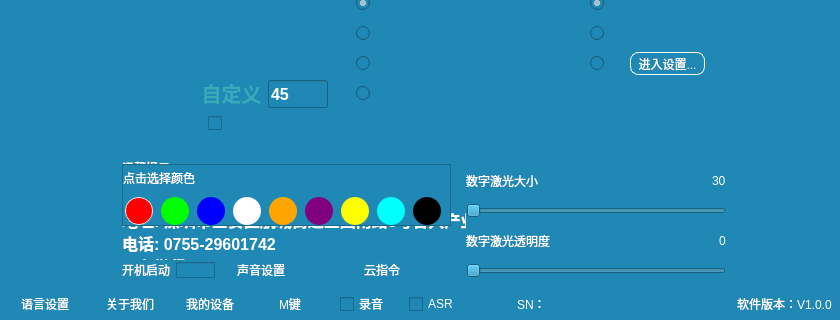
The window that EasyPointer/mainwindow.ui (wlffeng2008/EasyPointer) describes before a commit, drawn with Qt 5; both pictures show x 0 to 840 and y 200 to 520 of the 840 by 520 pixel window.
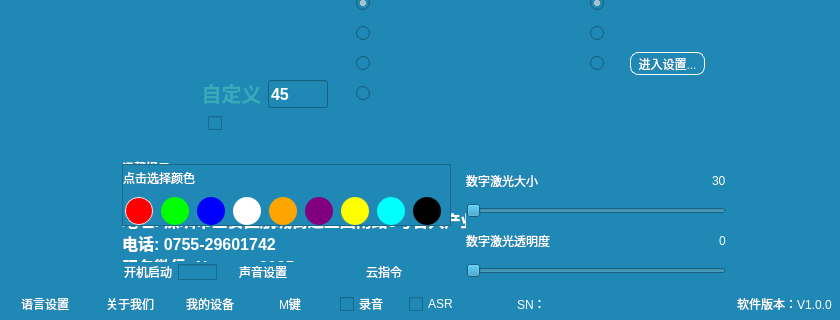
The same window after the commit. The open tabs and pages were chosen to show the change. Icons and pictures are not drawn.

```diff
--- a/EasyPointer/mainwindow.ui
+++ b/EasyPointer/mainwindow.ui
@@ -525,7 +525,7 @@
       <x>466</x>
       <y>360</y>
       <width>265</width>
-      <height>120</height>
+      <height>126</height>
      </rect>
     </property>
     <property name="styleSheet">
@@ -2500,8 +2500,8 @@
    <widget class="QFrame" name="frameSetting">
     <property name="geometry">
      <rect>
-      <x>118</x>
-      <y>460</y>
+      <x>120</x>
+      <y>462</y>
       <width>339</width>
       <height>20</height>
      </rect>
```
Left out of the diff: 6 changed lines with no effect on the pictures.
